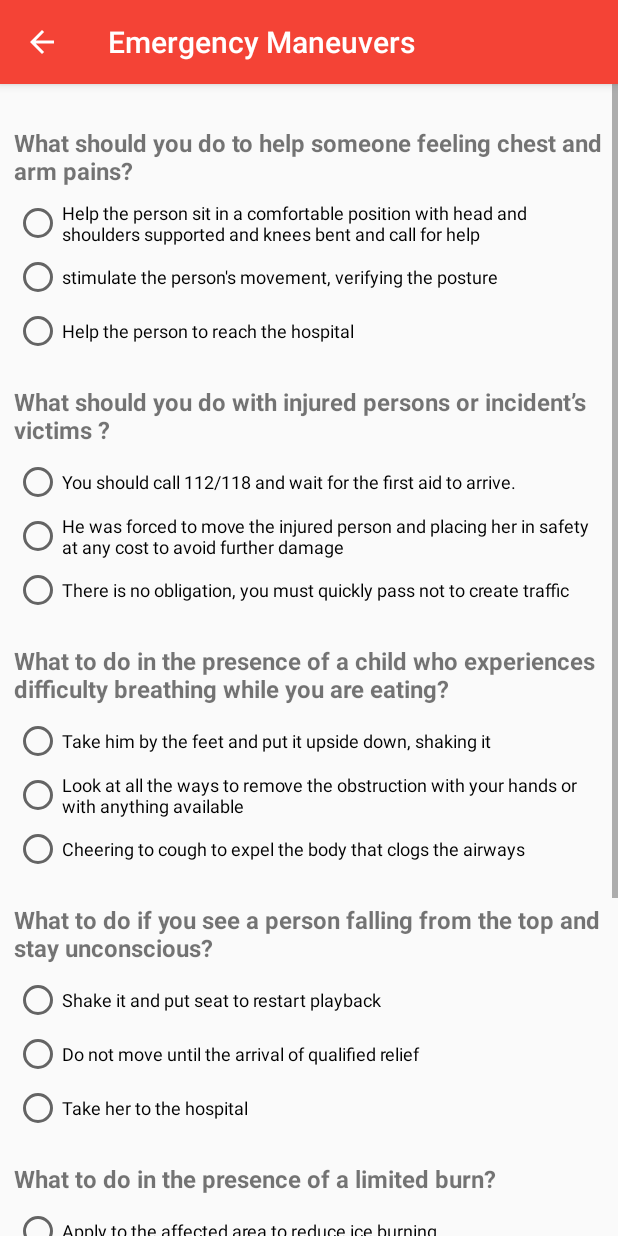
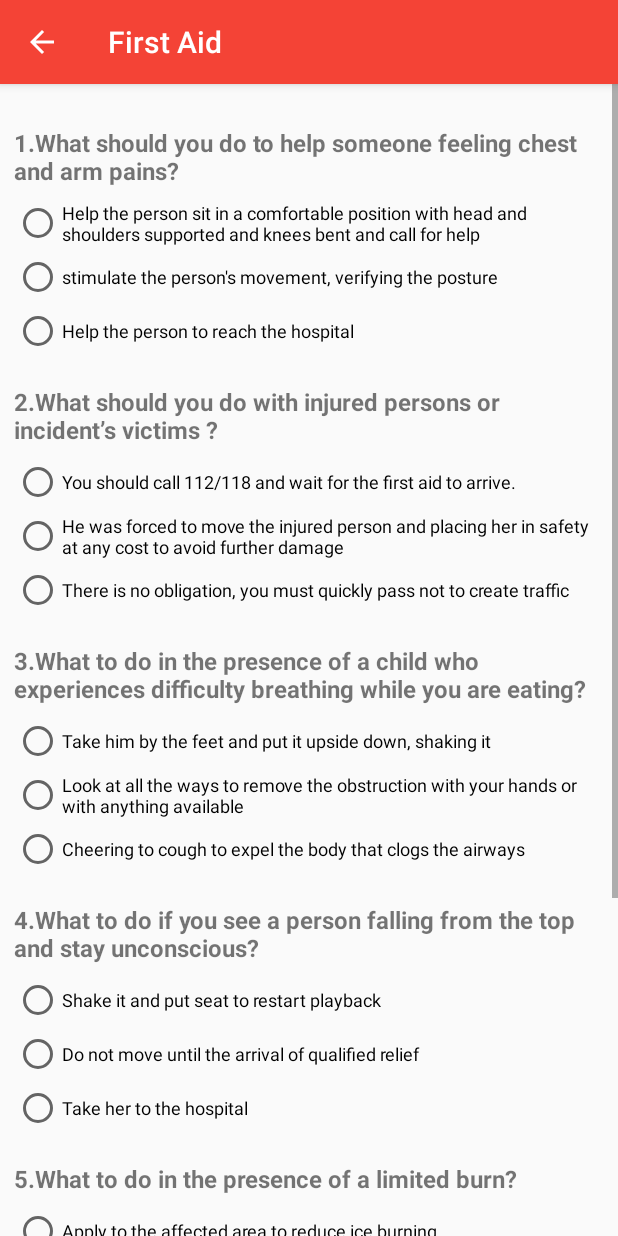
Before and after one commit to michelangelob/MedicalEmergency, an Android app: the Quiz screen opened directly, with no data from a screen before it, on a phone screen of 412 x 824 dp. Run offline under Robolectric (Android 15) with nearby library versions, the phone set to English and light mode, and no system bars.

Commit message:
FINAL VERSION

```diff
--- a/app/src/main/java/com/example/android/medicalemergency/MainActivity.java
+++ b/app/src/main/java/com/example/android/medicalemergency/MainActivity.java
@@ -1,9 +1,9 @@
 package com.example.android.medicalemergency;
 
-import android.content.Intent;
-import android.os.Bundle;
-import android.support.v7.app.AppCompatActivity;
-import android.view.View;
+        import android.content.Intent;
+        import android.os.Bundle;
+        import android.support.v7.app.AppCompatActivity;
+        import android.view.View;
 
 
 public class MainActivity extends AppCompatActivity {
@@ -14,8 +14,16 @@ public class MainActivity extends AppCompatActivity {
         setContentView(R.layout.activity_main);
     }
 
+
+    /*
+    public void onBackPressed(){
+        Intent intent = new Intent(this, Quiz.class);
+        startActivity(intent);
+    }*/
+
     public void Go(View view) {
         Intent intent = new Intent(this, Quiz.class);
         startActivity(intent);
+
     }
 }
--- a/app/src/main/res/layout/quiz.xml
+++ b/app/src/main/res/layout/quiz.xml
@@ -17,6 +17,7 @@
             android:id="@+id/Question0TextView"
             android:layout_width="wrap_content"
             android:layout_height="wrap_content"
+
             android:layout_marginBottom="@dimen/activity_margin_bottom"
             android:layout_marginTop="@dimen/activity_margin_top"
             android:textSize="@dimen/activity_question"
--- a/app/src/main/res/layout/result.xml
+++ b/app/src/main/res/layout/result.xml
@@ -47,5 +47,6 @@
             android:onClick="RepeatQuiz"
             android:text="@string/RepeatQuizButton" />
 
+
     </LinearLayout>
 </ScrollView>
--- a/app/src/main/res/values/strings.xml
+++ b/app/src/main/res/values/strings.xml
@@ -1,35 +1,35 @@
 <resources>
-    <string name="app_name">Emergency Maneuvers </string>
+    <string name="app_name">First Aid</string>
     <string name="TitleMain">Do you know what you should do in order to help an injured person or an accident victim?</string>
     <string name="DescriptionMain">knowing what to do in an Emergency situation is different from being able to manage it properly, since the majority of people could be panic striken and risk to do the wrong thing . This test aims only to provide the user with general warnings and  obviously is not a proper \"First Aid course\". </string>
     <string name="GoMainButton">GO to the Quiz</string>
 
-    <string name="TitleQuiz">Emergency Maneuvers</string>
+    <string name="TitleQuiz">First Aid</string>
     <string name="ResultQuizButton">Go to the result</string>
     <string name="RepeatQuizButton">Reset</string>
 
 
-    <string name="Question0">What should you do to help someone feeling chest and arm pains?</string>
+    <string name="Question0">1.What should you do to help someone feeling chest and arm pains?</string>
     <string name="Question0_1"> Help the person sit in a comfortable position with head and shoulders supported and knees bent and  call for help</string>
     <string name="Question0_2"> stimulate the person\'s movement, verifying the posture </string>
     <string name="Question0_3">Help the person to reach the hospital  </string>
-    <string name="Question1">What should you do with injured persons or incident’s victims ?</string>
+    <string name="Question1">2.What should you do with injured persons or incident’s victims ?</string>
     <string name="Question1_1">You should call  112/118 and wait for the first aid to arrive. </string>
     <string name="Question1_2">He was forced to move the injured person and placing her in safety at any cost to avoid further damage</string>
     <string name="Question1_3">There is no obligation, you must quickly pass not to create traffic </string>
-    <string name="Question2">What to do in the presence of a child who experiences difficulty breathing while you are eating?</string>
+    <string name="Question2">3.What to do in the presence of a child who experiences difficulty breathing while you are eating?</string>
     <string name="Question2_1">Take him by the feet and put it upside down, shaking it </string>
     <string name="Question2_2">Look at all the ways to remove the obstruction with your hands or with anything available</string>
     <string name="Question2_3">Cheering to cough to expel the body that clogs the airways</string>
-    <string name="Question3">What to do if you see a person falling from the top and stay unconscious?</string>
+    <string name="Question3">4.What to do if you see a person falling from the top and stay unconscious?</string>
     <string name="Question3_1">Shake it and put seat to restart playback </string>
     <string name="Question3_2">Do not move until the arrival of qualified relief</string>
     <string name="Question3_3">Take her to the hospital </string>
-    <string name="Question4">What to do in the presence of a limited burn?</string>
+    <string name="Question4">5.What to do in the presence of a limited burn?</string>
     <string name="Question4_1"> Apply to the affected area to reduce ice burning</string>
     <string name="Question4_2">Remove any clothing attached to the skin and use a disinfectant</string>
     <string name="Question4_3">Wash extensively with water to reduce the temperature</string>
-    <string name="Question5">What to do if you see a person \"electric shock\"?</string>
+    <string name="Question5">6.What to do if you see a person \"electric shock\"?</string>
     <string name="Question5_1">Hold it with both hands and move it immediately from source of danger</string>
     <string name="Question5_2">Discontinue at central level power supply (counter)</string>
     <string name="Question5_3">Use something to move it</string>
@@ -67,7 +67,7 @@
     <string name="redMessage3">. Examine the results below</string>
     <string name="noRespose1">You missed </string>
     <string name="noRespose2">questions. Complete the quiz to continue </string>
-    <string name="ok">GOOD! </string>
-    <string name="ko">WRONG ANSWER!</string>
+    <string name="ok">. GOOD: </string>
+    <string name="ko">. WRONG: </string>
 
 </resources>
--- a/build.gradle
+++ b/build.gradle
@@ -5,7 +5,7 @@ buildscript {
         jcenter()
     }
     dependencies {
-        classpath 'com.android.tools.build:gradle:2.3.0'
+        classpath 'com.android.tools.build:gradle:2.3.1'
 
         // NOTE: Do not place your application dependencies here; they belong
         // in the individual module build.gradle files
```
Also changed, not shown: app/src/main/java/com/example/android/medicalemergency/Quiz.java (+37 -22 lines), app/src/main/java/com/example/android/medicalemergency/Result.java (+3 -5 lines), app/src/main/res/drawable/green.png, app/src/main/res/drawable/red.png, app/src/main/res/drawable/yellow.png, 1 other file.
